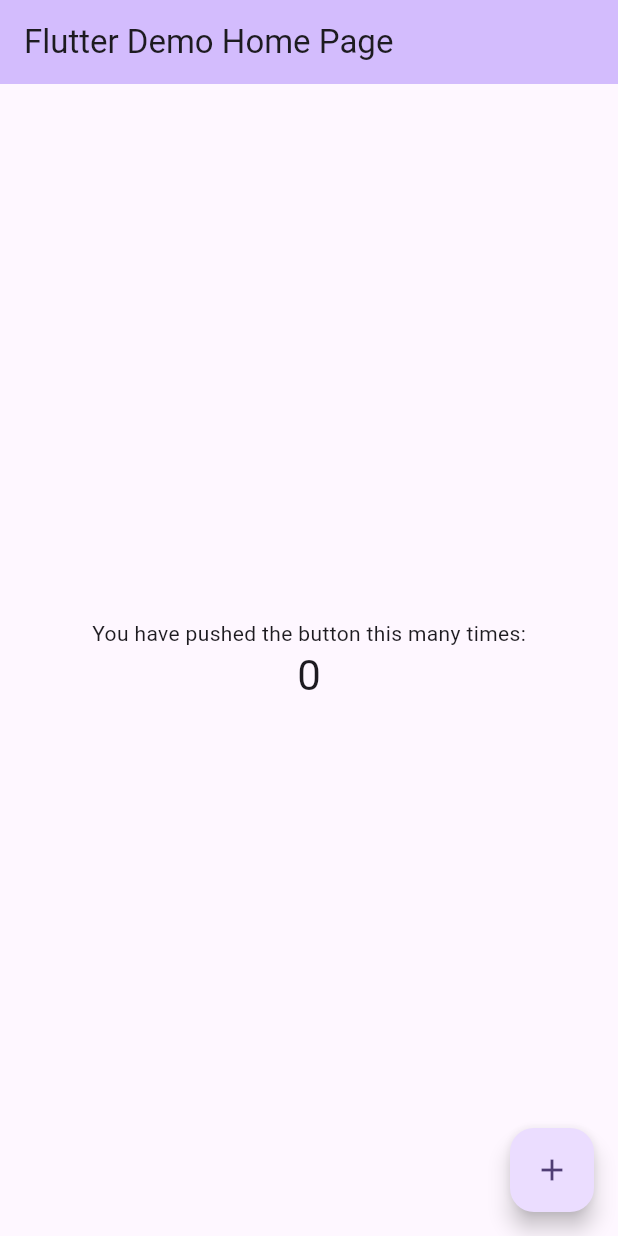
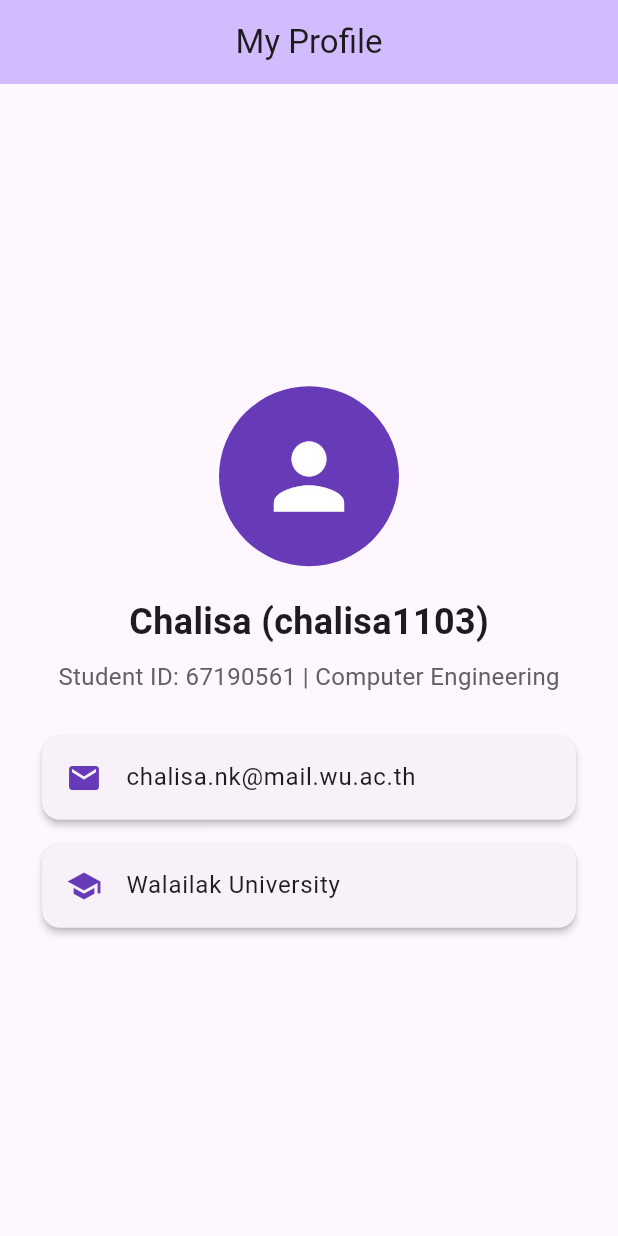
Before and after one commit to chalisa1103/lab01_profile, a Flutter app: the screen it shows after launch, on a phone screen of 412 x 824 dp. Run offline on Flutter 3.47's test engine with Material 3 defaults, Android fonts, the phone set to English and light mode, and no system bars.

Commit message:
Add profile page UI

```diff
--- a/lib/main.dart
+++ b/lib/main.dart
@@ -1,4 +1,4 @@
-import 'package:material_ui/material_ui.dart';
+import 'package:flutter/material.dart';
 
 void main() {
   runApp(const MyApp());
@@ -7,115 +7,71 @@ void main() {
 class MyApp extends StatelessWidget {
   const MyApp({super.key});
 
-  // This widget is the root of your application.
   @override
   Widget build(BuildContext context) {
     return MaterialApp(
-      title: 'Flutter Demo',
+      debugShowCheckedModeBanner: false,
+      title: 'My Profile',
       theme: ThemeData(
-        // This is the theme of your application.
-        //
-        // TRY THIS: Try running your application with "flutter run". You'll see
-        // the application has a purple toolbar. Then, without quitting the app,
-        // try changing the seedColor in the colorScheme below to Colors.green
-        // and then invoke "hot reload" (save your changes or press the "hot
-        // reload" button in a Flutter-supported IDE, or press "r" if you used
-        // the command line to start the app).
-        //
-        // Notice that the counter didn't reset back to zero; the application
-        // state is not lost during the reload. To reset the state, use hot
-        // restart instead.
-        //
-        // This works for code too, not just values: Most code changes can be
-        // tested with just a hot reload.
-        colorScheme: .fromSeed(seedColor: Colors.deepPurple),
+        colorScheme: ColorScheme.fromSeed(seedColor: Colors.deepPurple),
+        useMaterial3: true,
       ),
-      home: const MyHomePage(title: 'Flutter Demo Home Page'),
+      home: const ProfilePage(),
     );
   }
 }
 
-class MyHomePage extends StatefulWidget {
-  const MyHomePage({super.key, required this.title});
-
-  // This widget is the home page of your application. It is stateful, meaning
-  // that it has a State object (defined below) that contains fields that affect
-  // how it looks.
-
-  // This class is the configuration for the state. It holds the values (in this
-  // case the title) provided by the parent (in this case the App widget) and
-  // used by the build method of the State. Fields in a Widget subclass are
-  // always marked "final".
-
-  final String title;
-
-  @override
-  State<MyHomePage> createState() => _MyHomePageState();
-}
-
-class _MyHomePageState extends State<MyHomePage> {
-  int _counter = 0;
-
-  void _incrementCounter() {
-    setState(() {
-      // This call to setState tells the Flutter framework that something has
-      // changed in this State, which causes it to rerun the build method below
-      // so that the display can reflect the updated values. If we changed
-      // _counter without calling setState(), then the build method would not be
-      // called again, and so nothing would appear to happen.
-      _counter++;
-    });
-  }
+class ProfilePage extends StatelessWidget {
+  const ProfilePage({super.key});
 
   @override
   Widget build(BuildContext context) {
-    // This method is rerun every time setState is called, for instance as done
-    // by the _incrementCounter method above.
-    //
-    // The Flutter framework has been optimized to make rerunning build methods
-    // fast, so that you can just rebuild anything that needs updating rather
-    // than having to individually change instances of widgets.
     return Scaffold(
       appBar: AppBar(
-        // TRY THIS: Try changing the color here to a specific color (to
-        // Colors.amber, perhaps?) and trigger a hot reload to see the AppBar
-        // change color while the other colors stay the same.
+        title: const Text('My Profile'),
+        centerTitle: true,
         backgroundColor: Theme.of(context).colorScheme.inversePrimary,
-        // Here we take the value from the MyHomePage object that was created by
-        // the App.build method, and use it to set our appbar title.
-        title: Text(widget.title),
       ),
       body: Center(
-        // Center is a layout widget. It takes a single child and positions it
-        // in the middle of the parent.
+        child: Padding(
+          padding: const EdgeInsets.all(24.0),
           child: Column(
-          // Column is also a layout widget. It takes a list of children and
-          // arranges them vertically. By default, it sizes itself to fit its
-          // children horizontally, and tries to be as tall as its parent.
-          //
-          // Column has various properties to control how it sizes itself and
-          // how it positions its children. Here we use mainAxisAlignment to
-          // center the children vertically; the main axis here is the vertical
-          // axis because Columns are vertical (the cross axis would be
-          // horizontal).
-          //
-          // TRY THIS: Invoke "debug painting" (choose the "Toggle Debug Paint"
-          // action in the IDE, or press "p" in the console), to see the
-          // wireframe for each widget.
-          mainAxisAlignment: .center,
+            mainAxisAlignment: MainAxisAlignment.center,
             children: [
-            const Text('You have pushed the button this many times:'),
+              const CircleAvatar(
+                radius: 60,
+                backgroundColor: Colors.deepPurple,
+                child: Icon(Icons.person, size: 70, color: Colors.white),
+              ),
+              const SizedBox(height: 20),
+              const Text(
+                'Chalisa (chalisa1103)',
+                style: TextStyle(fontSize: 24, fontWeight: FontWeight.bold),
+              ),
+              const SizedBox(height: 8),
               Text(
-              '$_counter',
-              style: Theme.of(context).textTheme.headlineMedium,
+                'Student ID: 67190561 | Computer Engineering',
+                style: TextStyle(fontSize: 16, color: Colors.grey[700]),
+              ),
+              const SizedBox(height: 24),
+              Card(
+                elevation: 2,
+                child: ListTile(
+                  leading: const Icon(Icons.email, color: Colors.deepPurple),
+                  title: const Text('chalisa.nk@mail.wu.ac.th'),
+                ),
+              ),
+              const SizedBox(height: 8),
+              Card(
+                elevation: 2,
+                child: ListTile(
+                  leading: const Icon(Icons.school, color: Colors.deepPurple),
+                  title: const Text('Walailak University'),
+                ),
               ),
             ],
           ),
         ),
-      floatingActionButton: FloatingActionButton(
-        onPressed: _incrementCounter,
-        tooltip: 'Increment',
-        child: const Icon(Icons.add),
       ),
     );
   }
```
Lines whose indentation alone changed are shown as unchanged.
